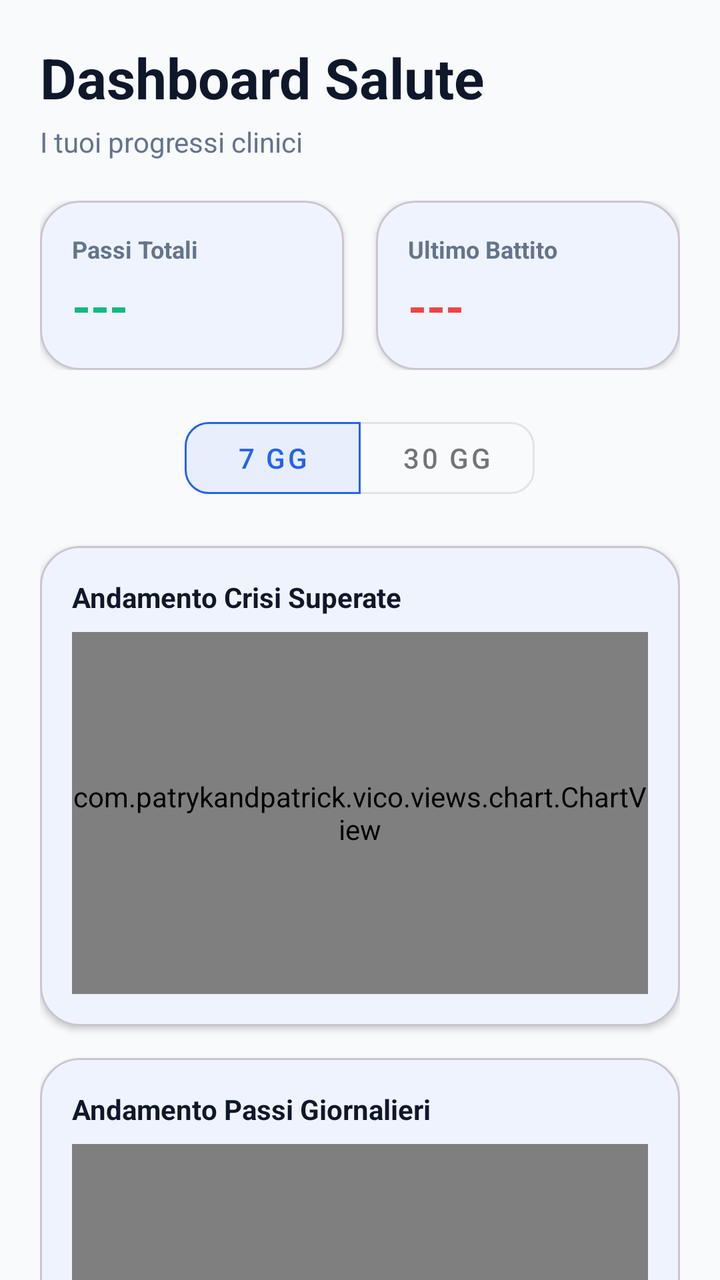
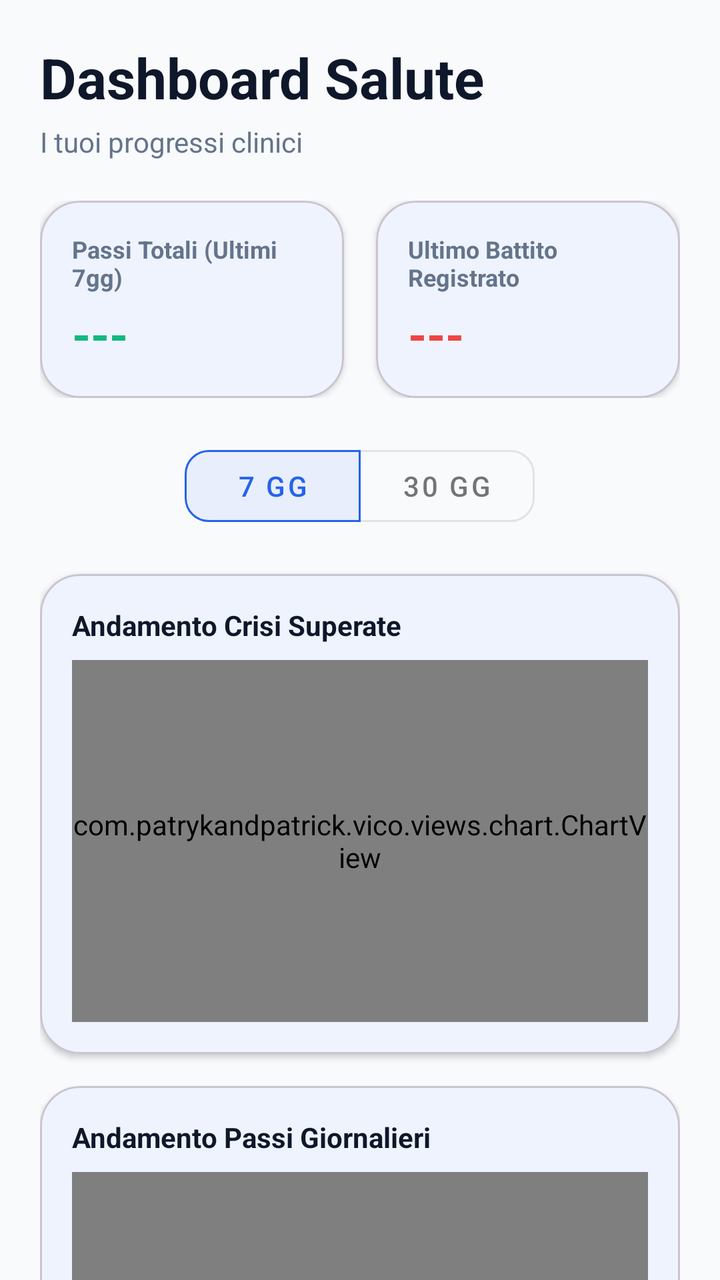

The first picture is an Android layout as it rendered before a commit; the second is the same layout after the commit. The layout source and the unified diff follow.
<!-- AndroidManifest.xml: application theme Theme.SmokeShield -->
<!-- res/layout/fragment_health.xml -->
<?xml version="1.0" encoding="utf-8"?>
<layout xmlns:android="http://schemas.android.com/apk/res/android"
    xmlns:app="http://schemas.android.com/apk/res-auto">

    <androidx.core.widget.NestedScrollView
        android:layout_width="match_parent"
        android:layout_height="match_parent"
        android:background="?android:attr/colorBackground"
        android:fillViewport="true">

        <androidx.constraintlayout.widget.ConstraintLayout
            android:layout_width="match_parent"
            android:layout_height="wrap_content"
            android:padding="20dp">

            <TextView
                android:id="@+id/tv_health_title"
                android:layout_width="wrap_content"
                android:layout_height="wrap_content"
                android:text="Dashboard Salute"
                android:textSize="28sp"
                android:textStyle="bold"
                android:textColor="?android:attr/textColorPrimary"
                app:layout_constraintStart_toStartOf="parent"
                app:layout_constraintTop_toTopOf="parent" />

            <TextView
                android:id="@+id/tv_health_subtitle"
                android:layout_width="wrap_content"
                android:layout_height="wrap_content"
                android:layout_marginTop="4dp"
                android:text="I tuoi progressi clinici"
                android:textColor="?android:attr/textColorSecondary"
                app:layout_constraintStart_toStartOf="parent"
                app:layout_constraintTop_toBottomOf="@id/tv_health_title" />

            
            <LinearLayout
                android:id="@+id/ll_metrics"
                android:layout_width="match_parent"
                android:layout_height="wrap_content"
                android:layout_marginTop="20dp"
                android:orientation="horizontal"
                android:weightSum="2"
                app:layout_constraintTop_toBottomOf="@id/tv_health_subtitle">

                <com.google.android.material.card.MaterialCardView
                    android:layout_width="0dp"
                    android:layout_height="wrap_content"
                    android:layout_weight="1"
                    android:layout_marginEnd="8dp"
                    app:cardCornerRadius="20dp"
                    app:cardElevation="2dp"
                    app:cardBackgroundColor="?attr/colorSurface">
                    <LinearLayout
                        android:layout_width="match_parent"
                        android:layout_height="wrap_content"
                        android:padding="16dp"
                        android:orientation="vertical">
                        <TextView
                            android:layout_width="wrap_content"
                            android:layout_height="wrap_content"
                            android:text="Passi Totali"
                            android:textColor="?android:attr/textColorSecondary"
                            android:textSize="12sp"
                            android:textStyle="bold"/>
                        <TextView
                            android:id="@+id/tv_steps_count"
                            android:layout_width="wrap_content"
                            android:layout_height="wrap_content"
                            android:layout_marginTop="4dp"
                            android:text="---"
                            android:textSize="24sp"
                            android:textStyle="bold"
                            android:textColor="@color/colorHealth"/>
                    </LinearLayout>
                </com.google.android.material.card.MaterialCardView>

                <com.google.android.material.card.MaterialCardView
                    android:layout_width="0dp"
                    android:layout_height="wrap_content"
                    android:layout_weight="1"
                    android:layout_marginStart="8dp"
                    app:cardCornerRadius="20dp"
                    app:cardElevation="2dp"
                    app:cardBackgroundColor="?attr/colorSurface">
                    <LinearLayout
                        android:layout_width="match_parent"
                        android:layout_height="wrap_content"
                        android:padding="16dp"
                        android:orientation="vertical">
                        <TextView
                            android:layout_width="wrap_content"
                            android:layout_height="wrap_content"
                            android:text="Ultimo Battito"
                            android:textColor="?android:attr/textColorSecondary"
                            android:textSize="12sp"
                            android:textStyle="bold"/>
                        <TextView
                            android:id="@+id/tv_bpm_count"
                            android:layout_width="wrap_content"
                            android:layout_height="wrap_content"
                            android:layout_marginTop="4dp"
                            android:text="---"
                            android:textSize="24sp"
                            android:textStyle="bold"
                            android:textColor="@color/colorSos"/>
                    </LinearLayout>
                </com.google.android.material.card.MaterialCardView>
            </LinearLayout>

            
            <com.google.android.material.button.MaterialButtonToggleGroup
                android:id="@+id/toggle_group_time"
                android:layout_width="match_parent"
                android:layout_height="wrap_content"
                android:layout_marginTop="20dp"
                android:gravity="center"
                app:singleSelection="true"
                app:selectionRequired="true"
                app:checkedButton="@+id/btn_7_days"
                app:layout_constraintTop_toBottomOf="@id/ll_metrics">

                <Button
                    android:id="@+id/btn_7_days"
                    style="@style/Widget.MaterialComponents.Button.OutlinedButton"
                    android:layout_width="wrap_content"
                    android:layout_height="wrap_content"
                    android:text="7 gg" />

                <Button
                    android:id="@+id/btn_30_days"
                    style="@style/Widget.MaterialComponents.Button.OutlinedButton"
                    android:layout_width="wrap_content"
                    android:layout_height="wrap_content"
                    android:text="30 gg" />
            </com.google.android.material.button.MaterialButtonToggleGroup>

            
            <com.google.android.material.card.MaterialCardView
                android:id="@+id/card_chart_crises"
                android:layout_width="match_parent"
                android:layout_height="240dp"
                android:layout_marginTop="20dp"
                app:cardCornerRadius="20dp"
                app:cardElevation="2dp"
                app:cardBackgroundColor="?attr/colorSurface"
                app:layout_constraintTop_toBottomOf="@id/toggle_group_time">

                <LinearLayout
                    android:layout_width="match_parent"
                    android:layout_height="match_parent"
                    android:orientation="vertical"
                    android:padding="16dp">

                    <TextView
                        android:layout_width="wrap_content"
                        android:layout_height="wrap_content"
                        android:text="Andamento Crisi Superate"
                        android:textColor="?android:attr/textColorPrimary"
                        android:textStyle="bold"
                        android:layout_marginBottom="8dp"/>

                    <com.patrykandpatrick.vico.views.chart.ChartView
                        android:id="@+id/vico_chart_crises"
                        android:layout_width="match_parent"
                        android:layout_height="match_parent"
                        app:chart="column"
                        app:showStartAxis="true"
                        app:showBottomAxis="true" />
                </LinearLayout>
            </com.google.android.material.card.MaterialCardView>

            
            <com.google.android.material.card.MaterialCardView
                android:id="@+id/card_chart_steps"
                android:layout_width="match_parent"
                android:layout_height="240dp"
                android:layout_marginTop="16dp"
                app:cardCornerRadius="20dp"
                app:cardElevation="2dp"
                app:cardBackgroundColor="?attr/colorSurface"
                app:layout_constraintTop_toBottomOf="@id/card_chart_crises">

                <LinearLayout
                    android:layout_width="match_parent"
                    android:layout_height="match_parent"
                    android:orientation="vertical"
                    android:padding="16dp">

                    <TextView
                        android:layout_width="wrap_content"
                        android:layout_height="wrap_content"
                        android:text="Andamento Passi Giornalieri"
                        android:textColor="?android:attr/textColorPrimary"
                        android:textStyle="bold"
                        android:layout_marginBottom="8dp"/>

                    <com.patrykandpatrick.vico.views.chart.ChartView
                        android:id="@+id/vico_chart_steps"
                        android:layout_width="match_parent"
                        android:layout_height="match_parent"
                        app:chart="column"
                        app:showStartAxis="true"
                        app:showBottomAxis="true" />
                </LinearLayout>
            </com.google.android.material.card.MaterialCardView>

            
            <com.google.android.material.card.MaterialCardView
                android:id="@+id/card_chart_heart_rate"
                android:layout_width="match_parent"
                android:layout_height="240dp"
                android:layout_marginTop="16dp"
                android:layout_marginBottom="24dp"
                app:cardCornerRadius="20dp"
                app:cardElevation="2dp"
                app:cardBackgroundColor="?attr/colorSurface"
                app:layout_constraintTop_toBottomOf="@id/card_chart_steps"
                app:layout_constraintBottom_toTopOf="@id/btn_back_profile">

                <LinearLayout
                    android:layout_width="match_parent"
                    android:layout_height="match_parent"
                    android:orientation="vertical"
                    android:padding="16dp">

                    <TextView
                        android:layout_width="wrap_content"
                        android:layout_height="wrap_content"
                        android:text="Andamento Battito (BPM Medio)"
                        android:textColor="?android:attr/textColorPrimary"
                        android:textStyle="bold"
                        android:layout_marginBottom="8dp"/>

                    <com.patrykandpatrick.vico.views.chart.ChartView
                        android:id="@+id/vico_chart_heart_rate"
                        android:layout_width="match_parent"
                        android:layout_height="match_parent"
                        app:chart="line"
                        app:showStartAxis="true"
                        app:showBottomAxis="true" />
                </LinearLayout>
            </com.google.android.material.card.MaterialCardView>

            <Button
                android:id="@+id/btn_back_profile"
                style="@style/Widget.MaterialComponents.Button.TextButton"
                android:layout_width="wrap_content"
                android:layout_height="wrap_content"
                android:layout_marginTop="16dp"
                android:text="TORNA AL PROFILO"
                app:layout_constraintBottom_toBottomOf="parent"
                app:layout_constraintStart_toStartOf="parent"
                app:layout_constraintEnd_toEndOf="parent" />

        </androidx.constraintlayout.widget.ConstraintLayout>
    </androidx.core.widget.NestedScrollView>
</layout>
<!-- resources referenced by this layout -->
<resources>
  <color name="colorHealth">#10B981</color>
  <color name="colorSos">#EF4444</color>
  <style name="Theme.SmokeShield" parent="Base.Theme.SmokeShield" />
  <style name="Base.Theme.SmokeShield" parent="Theme.Material3.DayNight.NoActionBar">
          
          <item name="colorPrimary">@color/primaryColor</item>
          <item name="colorOnPrimary">@color/white</item>
          <item name="colorSecondary">@color/secondaryColor</item>
          <item name="colorOnSecondary">@color/white</item>
  
          
          <item name="android:windowLayoutInDisplayCutoutMode" tools:targetApi="p">shortEdges</item>
          <item name="android:statusBarColor">@color/backgroundColor</item>
          <item name="android:navigationBarColor">@color/backgroundColor</item>
  
          
          <item name="android:colorBackground">@color/backgroundColor</item>
          <item name="colorSurface">@color/surfaceColor</item>
          <item name="colorError">@color/colorSos</item>
  
          
          <item name="android:textColorPrimary">@color/textColor</item>
          <item name="android:textColorSecondary">@color/textColorLight</item>
  
          
          <item name="shapeAppearanceSmallComponent">@style/ShapeAppearance.SmokeShield.Small</item>
          <item name="shapeAppearanceMediumComponent">@style/ShapeAppearance.SmokeShield.Medium</item>
          <item name="shapeAppearanceLargeComponent">@style/ShapeAppearance.SmokeShield.Large</item>
      </style>
  <color name="primaryColor">#2563EB</color>
  <color name="white">#FFFFFFFF</color>
  <color name="secondaryColor">#F59E0B</color>
  <color name="backgroundColor">#F8FAFC</color>
  <color name="surfaceColor">#FFFFFF</color>
  <color name="textColor">#0F172A</color>
  <color name="textColorLight">#64748B</color>
  <style name="ShapeAppearance.SmokeShield.Small" parent="ShapeAppearance.MaterialComponents.SmallComponent">
          <item name="cornerFamily">rounded</item>
          <item name="cornerSize">12dp</item>
      </style>
  <style name="ShapeAppearance.SmokeShield.Medium" parent="ShapeAppearance.MaterialComponents.MediumComponent">
          <item name="cornerFamily">rounded</item>
          <item name="cornerSize">20dp</item>
      </style>
  <style name="ShapeAppearance.SmokeShield.Large" parent="ShapeAppearance.MaterialComponents.LargeComponent">
          <item name="cornerFamily">rounded</item>
          <item name="cornerSize">28dp</item>
      </style>
</resources>

<!-- the commit's change to res/layout/fragment_health.xml (unified diff, before → after) -->
@@ -52,27 +52,30 @@
                     app:cardCornerRadius="20dp"
                     app:cardElevation="2dp"
                     app:cardBackgroundColor="?attr/colorSurface">
+
                     <LinearLayout
                         android:layout_width="match_parent"
-                        android:layout_height="wrap_content"
-                        android:padding="16dp"
-                        android:orientation="vertical">
-                        <TextView
-                            android:layout_width="wrap_content"
-                            android:layout_height="wrap_content"
-                            android:text="Passi Totali"
+                        android:layout_height="match_parent"
+                        android:orientation="vertical"
+                        android:padding="16dp">
+
+                        <TextView
+                            android:layout_width="wrap_content"
+                            android:layout_height="wrap_content"
+                            android:text="Passi Totali (Ultimi 7gg)"
                             android:textColor="?android:attr/textColorSecondary"
                             android:textSize="12sp"
-                            android:textStyle="bold"/>
+                            android:textStyle="bold" />
+
                         <TextView
                             android:id="@+id/tv_steps_count"
                             android:layout_width="wrap_content"
                             android:layout_height="wrap_content"
                             android:layout_marginTop="4dp"
                             android:text="---"
+                            android:textColor="@color/colorHealth"
                             android:textSize="24sp"
-                            android:textStyle="bold"
-                            android:textColor="@color/colorHealth"/>
+                            android:textStyle="bold" />
                     </LinearLayout>
                 </com.google.android.material.card.MaterialCardView>
 
@@ -89,13 +92,14 @@
                         android:layout_height="wrap_content"
                         android:padding="16dp"
                         android:orientation="vertical">
-                        <TextView
-                            android:layout_width="wrap_content"
-                            android:layout_height="wrap_content"
-                            android:text="Ultimo Battito"
+
+                        <TextView
+                            android:layout_width="wrap_content"
+                            android:layout_height="wrap_content"
+                            android:text="Ultimo Battito Registrato"
                             android:textColor="?android:attr/textColorSecondary"
                             android:textSize="12sp"
-                            android:textStyle="bold"/>
+                            android:textStyle="bold" />
                         <TextView
                             android:id="@+id/tv_bpm_count"
                             android:layout_width="wrap_content"
@@ -228,10 +232,10 @@
                     <TextView
                         android:layout_width="wrap_content"
                         android:layout_height="wrap_content"
-                        android:text="Andamento Battito (BPM Medio)"
+                        android:layout_marginBottom="8dp"
+                        android:text="Andamento Battito Cardiaco (BPM Medio)"
                         android:textColor="?android:attr/textColorPrimary"
-                        android:textStyle="bold"
-                        android:layout_marginBottom="8dp"/>
+                        android:textStyle="bold" />
 
                     <com.patrykandpatrick.vico.views.chart.ChartView
                         android:id="@+id/vico_chart_heart_rate"
